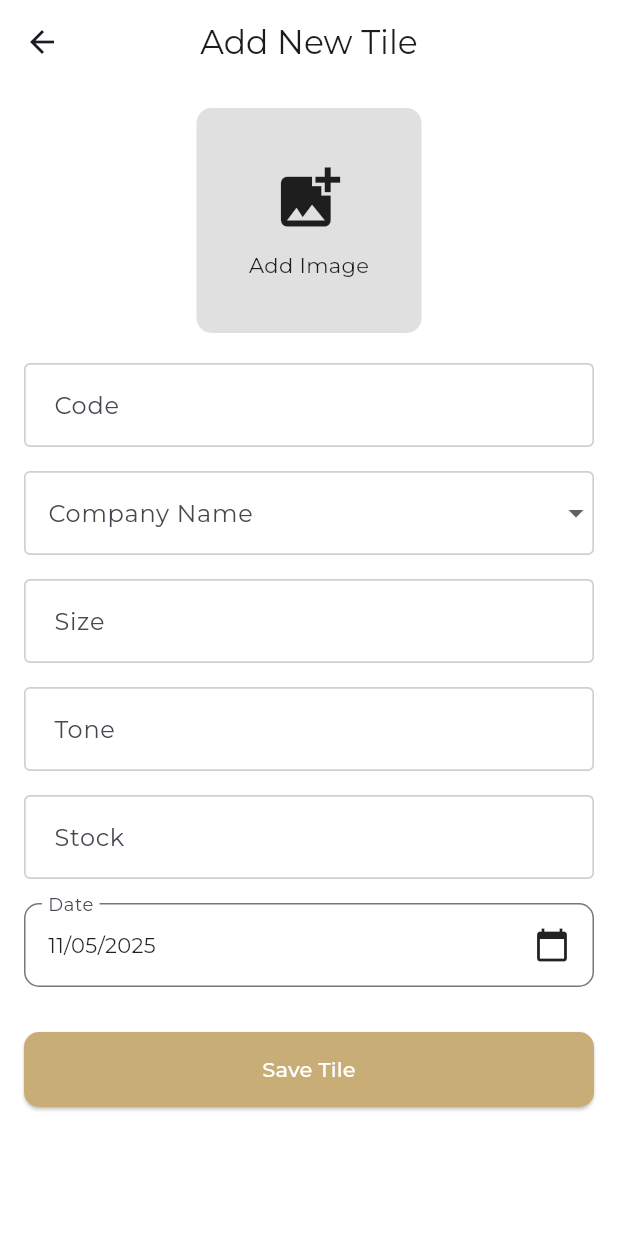
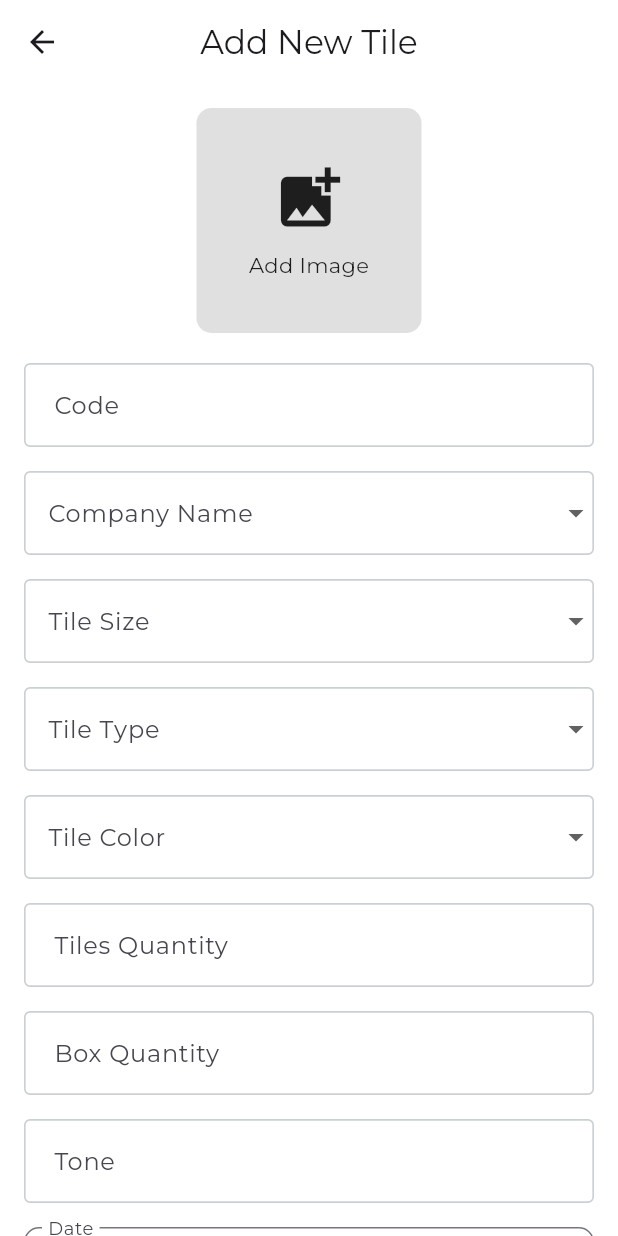
Before and after one commit to EzMadara/royaltrader, a Flutter app: the AddTileScreen screen opened by its route, on a phone screen of 412 x 824 dp. Run offline on Flutter 3.47's test engine with Material 3 defaults, Android fonts, the phone set to English and light mode, and no system bars; drawn by our look-alikes of skeletonizer; our stand-ins replace animated_splash_screen, cached_network_image, cloud_firestore, equatable, firebase_auth, firebase_core and 7 more; accounts and stored records are empty.

```diff
--- a/lib/components/tile_card.dart
+++ b/lib/components/tile_card.dart
@@ -144,9 +144,9 @@ class TileCard extends StatelessWidget {
             fontWeight: FontWeight.w500,
           ),
         ),
-        const SizedBox(width: 12),
+        const SizedBox(width: 5),
         Icon(Icons.straighten, size: 14, color: Colors.grey[600]),
-        const SizedBox(width: 4),
+        const SizedBox(width: 3),
         Text(
           'Size: ${tile.size}',
           style: GoogleFonts.poppins(
--- a/lib/models/tile_model.dart
+++ b/lib/models/tile_model.dart
@@ -9,6 +9,9 @@ class Tile {
   final String companyName;
   final String tone;
   final int stock;
+  final int boxQuantity;
+  final String tileType;
+  final String tileColor;
   final String? imageUrl;
   final String userId;
 
@@ -20,6 +23,9 @@ class Tile {
     required this.companyName,
     required this.tone,
     required this.stock,
+    required this.boxQuantity,
+    required this.tileType,
+    required this.tileColor,
     this.imageUrl,
     required this.userId,
   });
@@ -32,6 +38,9 @@ class Tile {
     String? companyName,
     String? tone,
     int? stock,
+    int? boxQuantity,
+    String? tileType,
+    String? tileColor,
     String? imageUrl,
     String? userId,
   }) {
@@ -43,6 +52,9 @@ class Tile {
       companyName: companyName ?? this.companyName,
       tone: tone ?? this.tone,
       stock: stock ?? this.stock,
+      boxQuantity: boxQuantity ?? this.boxQuantity,
+      tileType: tileType ?? this.tileType,
+      tileColor: tileColor ?? this.tileColor,
       imageUrl: imageUrl ?? this.imageUrl,
       userId: userId ?? this.userId,
     );
@@ -57,6 +69,9 @@ class Tile {
       'companyName': companyName,
       'tone': tone,
       'stock': stock,
+      'boxQuantity': boxQuantity,
+      'tileType': tileType,
+      'tileColor': tileColor,
       'imageUrl': imageUrl,
       'userId': userId,
     };
@@ -71,6 +86,9 @@ class Tile {
       companyName: map['companyName'] ?? '',
       tone: map['tone'] ?? '',
       stock: map['stock'] ?? 0,
+      boxQuantity: map['boxQuantity'] ?? 0,
+      tileType: map['tileType'] ?? '',
+      tileColor: map['tileColor'] ?? '',
       imageUrl: map['imageUrl'],
       userId: map['userId'],
     );
@@ -82,7 +100,7 @@ class Tile {
 
   @override
   String toString() {
-    return 'Tile(id: $id, date: $date, code: $code, size: $size, companyName: $companyName, tone: $tone, stock: $stock, userId: $userId)';
+    return 'Tile(id: $id, date: $date, code: $code, size: $size, companyName: $companyName, tone: $tone, stock: $stock, boxQuantity: $boxQuantity, tileType: $tileType, tileColor: $tileColor, userId: $userId)';
   }
 
   @override
@@ -97,7 +115,10 @@ class Tile {
         other.companyName == companyName &&
         other.tone == tone &&
         other.userId == userId &&
-        other.stock == stock;
+        other.stock == stock &&
+        other.boxQuantity == boxQuantity &&
+        other.tileType == tileType &&
+        other.tileColor == tileColor;
   }
 
   @override
@@ -109,6 +130,9 @@ class Tile {
         companyName.hashCode ^
         tone.hashCode ^
         userId.hashCode ^
-        stock.hashCode;
+        stock.hashCode ^
+        boxQuantity.hashCode ^
+        tileType.hashCode ^
+        tileColor.hashCode;
   }
 }
--- a/lib/ui/AddTileScreen.dart
+++ b/lib/ui/AddTileScreen.dart
@@ -16,6 +16,7 @@ import 'package:royaltrader/widgets/dumb_widgets/company_dropdown.dart';
 import 'package:skeletonizer/skeletonizer.dart';
 import 'package:uuid/uuid.dart';
 import 'package:cached_network_image/cached_network_image.dart';
+import 'package:royaltrader/widgets/dumb_widgets/custom_dropdown.dart';
 
 class AddTileScreen extends StatefulWidget {
   const AddTileScreen({Key? key}) : super(key: key);
@@ -30,10 +31,29 @@ class _AddTileScreenState extends State<AddTileScreen> {
   final _sizeController = TextEditingController();
   final _toneController = TextEditingController();
   final _stockController = TextEditingController();
+  final _boxQuantityController = TextEditingController();
   String? _selectedCompany;
+  String? _selectedTileType;
+  String? _selectedTileColor;
+  String? _selectedTileSize;
 
   DateTime _selectedDate = DateTime.now();
   String? _imagePath;
+
+  final List<String> _tileTypes = ['polish', 'matt', 'candy'];
+  final List<String> _tileColors = ['Light', 'Dark', 'Motive'];
+  final List<String> _tileSizes = [
+    '2*2',
+    '2*4',
+    '16*16',
+    '12*24',
+    '12*36',
+    '18*36',
+    '12*32',
+    '6*32',
+    '8*36',
+    '8*48',
+  ];
 
   @override
   void dispose() {
@@ -41,6 +61,7 @@ class _AddTileScreenState extends State<AddTileScreen> {
     _sizeController.dispose();
     _toneController.dispose();
     _stockController.dispose();
+    _boxQuantityController.dispose();
     super.dispose();
   }
 
@@ -138,10 +159,13 @@ class _AddTileScreenState extends State<AddTileScreen> {
       final newTile = Tile(
         id: '', // to be set in backend
         code: _codeController.text,
-        size: _sizeController.text,
+        size: _selectedTileSize ?? '',
         companyName: _selectedCompany ?? '',
         tone: _toneController.text,
         stock: int.parse(_stockController.text),
+        boxQuantity: int.parse(_boxQuantityController.text),
+        tileType: _selectedTileType ?? '',
+        tileColor: _selectedTileColor ?? '',
         date: _selectedDate,
         imageUrl: imageUrl,
         userId: currentUser.uid,
@@ -229,16 +253,77 @@ class _AddTileScreenState extends State<AddTileScreen> {
                     });
                   },
                 ),
-
+                const SizedBox(height: 16),
+                CustomDropdown(
+                  labelText: 'Tile Size',
+                  value: _selectedTileSize,
+                  items: _tileSizes,
+                  onChanged: (value) {
+                    setState(() {
+                      _selectedTileSize = value;
+                    });
+                  },
+                ),
+                const SizedBox(height: 16),
+                CustomDropdown(
+                  labelText: 'Tile Type',
+                  value: _selectedTileType,
+                  items: _tileTypes,
+                  onChanged: (value) {
+                    setState(() {
+                      _selectedTileType = value;
+                    });
+                  },
+                ),
+                const SizedBox(height: 16),
+                CustomDropdown(
+                  labelText: 'Tile Color',
+                  value: _selectedTileColor,
+                  items: _tileColors,
+                  onChanged: (value) {
+                    setState(() {
+                      _selectedTileColor = value;
+                    });
+                  },
+                ),
                 const SizedBox(height: 16),
                 AppTextField2(
-                  labelText: 'Size',
-                  helpText: 'Enter tile size',
+                  labelText: 'Tiles Quantity',
+                  helpText: 'Enter tiles quantity',
                   isFloatLabel: false,
-                  controller: _sizeController,
+                  keyboardType: TextInputType.number,
+                  controller: _stockController,
                   validator: (value) {
                     if (value == null || value.isEmpty) {
-                      return 'Please enter tile size';
+                      return 'Please enter tiles quantity';
+                    }
+                    final stock = int.tryParse(value);
+                    if (stock == null) {
+                      return 'Please enter a valid number';
+                    }
+                    if (stock == 0) {
+                      return 'Quantity cannot be 0';
+                    }
+                    return null;
+                  },
+                ),
+                const SizedBox(height: 16),
+                AppTextField2(
+                  labelText: 'Box Quantity',
+                  helpText: 'Enter box quantity',
+                  isFloatLabel: false,
+                  keyboardType: TextInputType.number,
+                  controller: _boxQuantityController,
+                  validator: (value) {
+                    if (value == null || value.isEmpty) {
+                      return 'Please enter box quantity';
+                    }
+                    final quantity = int.tryParse(value);
+                    if (quantity == null) {
+                      return 'Please enter a valid number';
+                    }
+                    if (quantity == 0) {
+                      return 'Quantity cannot be 0';
                     }
                     return null;
                   },
@@ -252,27 +337,6 @@ class _AddTileScreenState extends State<AddTileScreen> {
                   validator: (value) {
                     if (value == null || value.isEmpty) {
                       return 'Please enter tile tone';
-                    }
-                    return null;
-                  },
-                ),
-                const SizedBox(height: 16),
-                AppTextField2(
-                  labelText: 'Stock',
-                  helpText: 'Enter stock quantity',
-                  isFloatLabel: false,
-                  keyboardType: TextInputType.number,
-                  controller: _stockController,
-                  validator: (value) {
-                    if (value == null || value.isEmpty) {
-                      return 'Please enter stock quantity';
-                    }
-                    final stock = int.tryParse(value);
-                    if (stock == null) {
-                      return 'Please enter a valid number';
-                    }
-                    if (stock == 0) {
-                      return 'Stock cannot be 0';
                     }
                     return null;
                   },
--- a/lib/ui/EditTileScreen.dart
+++ b/lib/ui/EditTileScreen.dart
@@ -14,6 +14,7 @@ import 'package:royaltrader/widgets/dumb_widgets/app_text_field_widget.dart';
 import 'package:royaltrader/widgets/dumb_widgets/company_dropdown.dart';
 import 'package:skeletonizer/skeletonizer.dart';
 import 'package:uuid/uuid.dart';
+import 'package:royaltrader/widgets/dumb_widgets/custom_dropdown.dart';
 
 class EditTileScreen extends StatefulWidget {
   final Tile tile;
@@ -30,11 +31,30 @@ class _EditTileScreenState extends State<EditTileScreen> {
   late final TextEditingController _sizeController;
   late final TextEditingController _toneController;
   late final TextEditingController _stockController;
+  late final TextEditingController _boxQuantityController;
   String? _selectedCompany;
+  String? _selectedTileType;
+  String? _selectedTileColor;
+  String? _selectedTileSize;
 
   late DateTime _selectedDate;
   String? _imageUrl;
   File? _newImageFile;
+
+  final List<String> _tileTypes = ['polish', 'matt', 'candy'];
+  final List<String> _tileColors = ['Light', 'Dark', 'Motive'];
+  final List<String> _tileSizes = [
+    '2*2',
+    '2*4',
+    '16*16',
+    '12*24',
+    '12*36',
+    '18*36',
+    '12*32',
+    '6*32',
+    '8*36',
+    '8*48',
+  ];
 
   @override
   void initState() {
@@ -46,8 +66,14 @@ class _EditTileScreenState extends State<EditTileScreen> {
     _stockController = TextEditingController(
       text: widget.tile.stock.toString(),
     );
+    _boxQuantityController = TextEditingController(
+      text: widget.tile.boxQuantity.toString(),
+    );
     _selectedDate = widget.tile.date;
     _imageUrl = widget.tile.imageUrl;
+    _selectedTileType = widget.tile.tileType;
+    _selectedTileColor = widget.tile.tileColor;
+    _selectedTileSize = widget.tile.size;
   }
 
   @override
@@ -56,6 +82,7 @@ class _EditTileScreenState extends State<EditTileScreen> {
     _sizeController.dispose();
     _toneController.dispose();
     _stockController.dispose();
+    _boxQuantityController.dispose();
     super.dispose();
   }
 
@@ -116,10 +143,13 @@ class _EditTileScreenState extends State<EditTileScreen> {
 
       final updatedTile = widget.tile.copyWith(
         code: _codeController.text,
-        size: _sizeController.text,
+        size: _selectedTileSize ?? widget.tile.size,
         companyName: _selectedCompany ?? widget.tile.companyName,
         tone: _toneController.text,
         stock: int.parse(_stockController.text),
+        boxQuantity: int.parse(_boxQuantityController.text),
+        tileType: _selectedTileType ?? widget.tile.tileType,
+        tileColor: _selectedTileColor ?? widget.tile.tileColor,
         date: _selectedDate,
         imageUrl: imageUrl,
       );
@@ -192,44 +222,89 @@ class _EditTileScreenState extends State<EditTileScreen> {
                   },
                 ),
                 const SizedBox(height: 16),
+                CustomDropdown(
+                  labelText: 'Tile Size',
+                  value: _selectedTileSize ?? '',
+                  items: _tileSizes,
+                  onChanged: (value) {
+                    setState(() {
+                      _selectedTileSize = value;
+                    });
+                  },
+                ),
+                const SizedBox(height: 16),
+                CustomDropdown(
+                  labelText: 'Tile Type',
+                  value: _selectedTileType ?? '',
+                  items: _tileTypes,
+                  onChanged: (value) {
+                    setState(() {
+                      _selectedTileType = value;
+                    });
+                  },
+                ),
+                const SizedBox(height: 16),
+                CustomDropdown(
+                  labelText: 'Tile Color',
+                  value: _selectedTileColor,
+                  items: _tileColors,
+                  onChanged: (value) {
+                    setState(() {
+                      _selectedTileColor = value;
+                    });
+                  },
+                ),
+                const SizedBox(height: 16),
                 AppTextField2(
-                  labelText: 'Size',
-                  helpText: 'Enter tile size',
+                  labelText: 'Tiles Quantity',
+                  helpText: 'Tiles Quantity',
                   isFloatLabel: false,
-                  controller: _sizeController,
+                  keyboardType: TextInputType.number,
+                  controller: _stockController,
                   validator: (value) {
                     if (value == null || value.isEmpty) {
-                      return 'Please enter tile size';
+                      return 'Please enter tiles quantity';
+                    }
+                    final stock = int.tryParse(value);
+                    if (stock == null) {
+                      return 'Please enter a valid number';
+                    }
+                    if (stock == 0) {
+                      return 'Quantity cannot be 0';
                     }
                     return null;
                   },
                 ),
                 const SizedBox(height: 16),
                 AppTextField2(
-                  labelText: 'Tone',
-                  helpText: 'Enter tile tone',
+                  labelText: 'Box Quantity',
+                  helpText: 'Box Quantity',
                   isFloatLabel: false,
-                  controller: _toneController,
+                  keyboardType: TextInputType.number,
+                  controller: _boxQuantityController,
                   validator: (value) {
                     if (value == null || value.isEmpty) {
-                      return 'Please enter tile tone';
+                      return 'Please enter box quantity';
+                    }
+                    final quantity = int.tryParse(value);
+                    if (quantity == null) {
+                      return 'Please enter a valid number';
+                    }
+                    if (quantity == 0) {
+                      return 'Quantity cannot be 0';
                     }
                     return null;
                   },
                 ),
                 const SizedBox(height: 16),
                 AppTextField2(
-                  labelText: 'Stock',
-                  helpText: 'Enter stock quantity',
+                  labelText: 'Tile Tone',
+                  helpText: 'Tile Tone',
                   isFloatLabel: false,
-                  keyboardType: TextInputType.number,
-                  controller: _stockController,
+                  controller: _toneController,
                   validator: (value) {
                     if (value == null || value.isEmpty) {
-                      return 'Please enter stock quantity';
-                    }
-                    if (int.tryParse(value) == null) {
-                      return 'Please enter a valid number';
+                      return 'Please enter tile tone';
                     }
                     return null;
                   },
--- /dev/null
+++ b/lib/widgets/dumb_widgets/custom_dropdown.dart
@@ -0,0 +1,66 @@
+import 'package:flutter/material.dart';
+
+class CustomDropdown extends StatelessWidget {
+  final String? value;
+  final Function(String?) onChanged;
+  final String? Function(String?)? validator;
+  final bool isFloatLabel;
+  final String labelText;
+  final List<String> items;
+
+  const CustomDropdown({
+    super.key,
+    required this.value,
+    required this.onChanged,
+    this.validator,
+    this.isFloatLabel = false,
+    required this.labelText,
+    required this.items,
+  });
+
+  @override
+  Widget build(BuildContext context) {
+    return DropdownButtonFormField<String>(
+      autovalidateMode: AutovalidateMode.onUserInteraction,
+      decoration: InputDecoration(
+        enabledBorder: OutlineInputBorder(
+          borderSide: const BorderSide(color: Color(0xFFCCD0D4), width: 1.1),
+          borderRadius: BorderRadius.circular(4),
+        ),
+        labelText: labelText,
+        floatingLabelBehavior:
+            isFloatLabel
+                ? FloatingLabelBehavior.always
+                : FloatingLabelBehavior.never,
+        focusedBorder: OutlineInputBorder(
+          borderSide: const BorderSide(color: Color(0xFFCCD0D4), width: 1.1),
+          borderRadius: BorderRadius.circular(4),
+        ),
+        errorBorder: OutlineInputBorder(
+          borderSide: const BorderSide(color: Colors.red, width: 1.1),
+          borderRadius: BorderRadius.circular(4),
+        ),
+        focusedErrorBorder: OutlineInputBorder(
+          borderSide: const BorderSide(color: Colors.red, width: 1.4),
+          borderRadius: BorderRadius.circular(4),
+        ),
+        fillColor: !isFloatLabel ? Colors.grey.shade100 : null,
+      ),
+      dropdownColor: Colors.white,
+      value: value,
+      items:
+          items.map((String value) {
+            return DropdownMenuItem<String>(value: value, child: Text(value));
+          }).toList(),
+      onChanged: onChanged,
+      validator:
+          validator ??
+          (value) {
+            if (value == null || value.isEmpty) {
+              return 'Please select $labelText';
+            }
+            return null;
+          },
+    );
+  }
+}
```
Also changed, not shown: lib/components/home_drawer.dart (+8 -0 lines), pubspec.lock, 4 other files.
